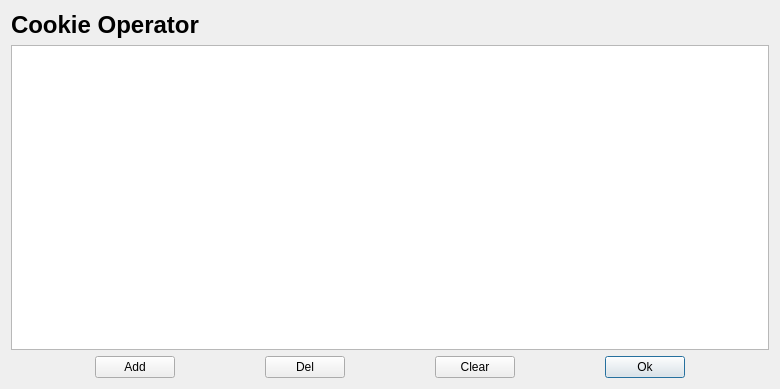
First picture: the form in cookieoperatordialog.ui, repository supermoonie/SuperBrowser, before the edit.
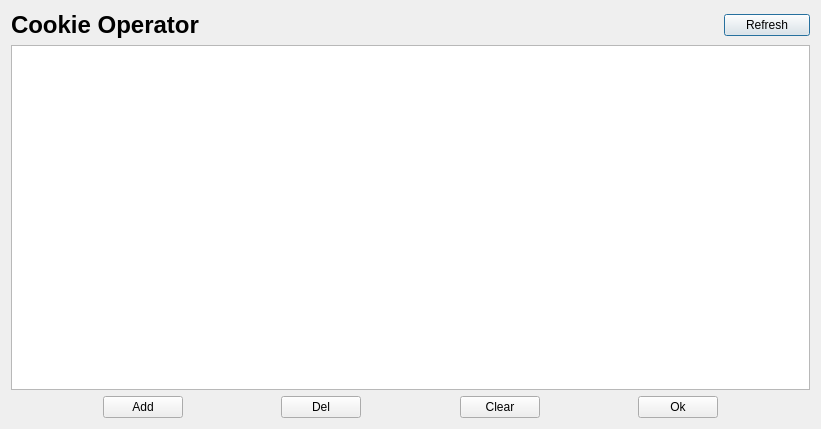
Second picture: the form after the edit.

```diff
--- a/cookieoperatordialog.ui
+++ b/cookieoperatordialog.ui
@@ -6,8 +6,8 @@
    <rect>
     <x>0</x>
     <y>0</y>
-    <width>780</width>
-    <height>389</height>
+    <width>821</width>
+    <height>429</height>
    </rect>
   </property>
   <property name="minimumSize">
@@ -23,7 +23,7 @@
    <bool>false</bool>
   </property>
   <layout class="QGridLayout" name="gridLayout">
-   <item row="0" column="0" colspan="9">
+   <item row="0" column="0" colspan="8">
     <widget class="QLabel" name="label">
      <property name="font">
       <font>
@@ -37,6 +37,13 @@
      </property>
     </widget>
    </item>
+   <item row="0" column="8">
+    <widget class="QPushButton" name="refreshButton">
+     <property name="text">
+      <string>Refresh</string>
+     </property>
+    </widget>
+   </item>
    <item row="1" column="0" colspan="9">
     <widget class="QTableView" name="tableView"/>
    </item>
```
